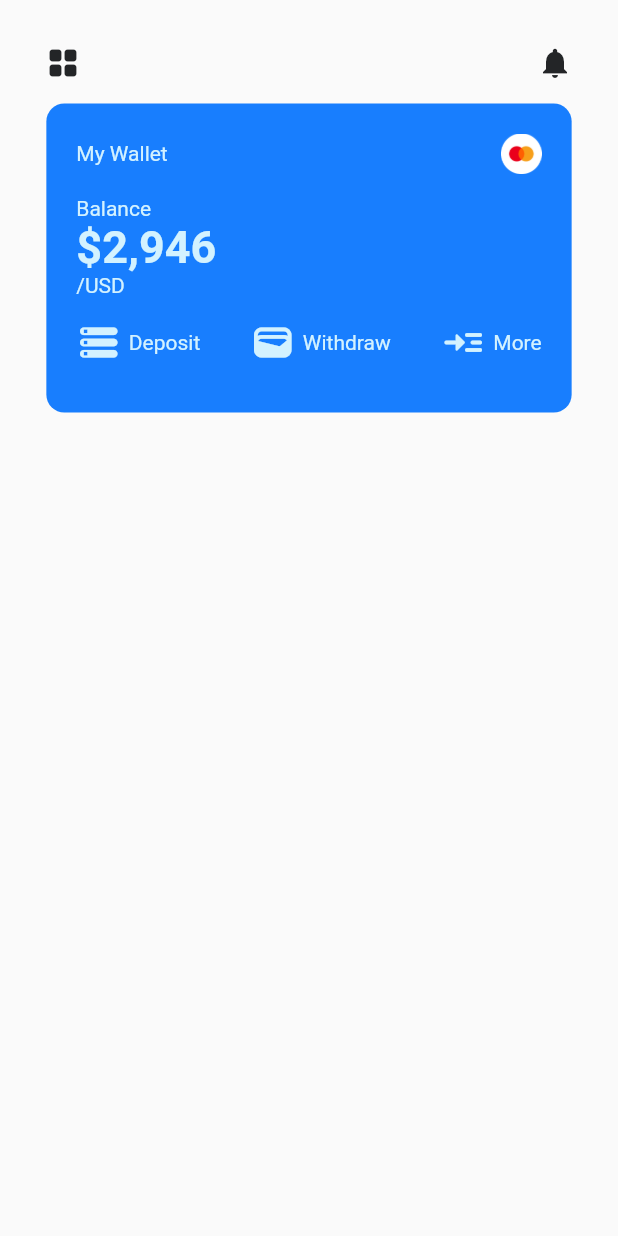
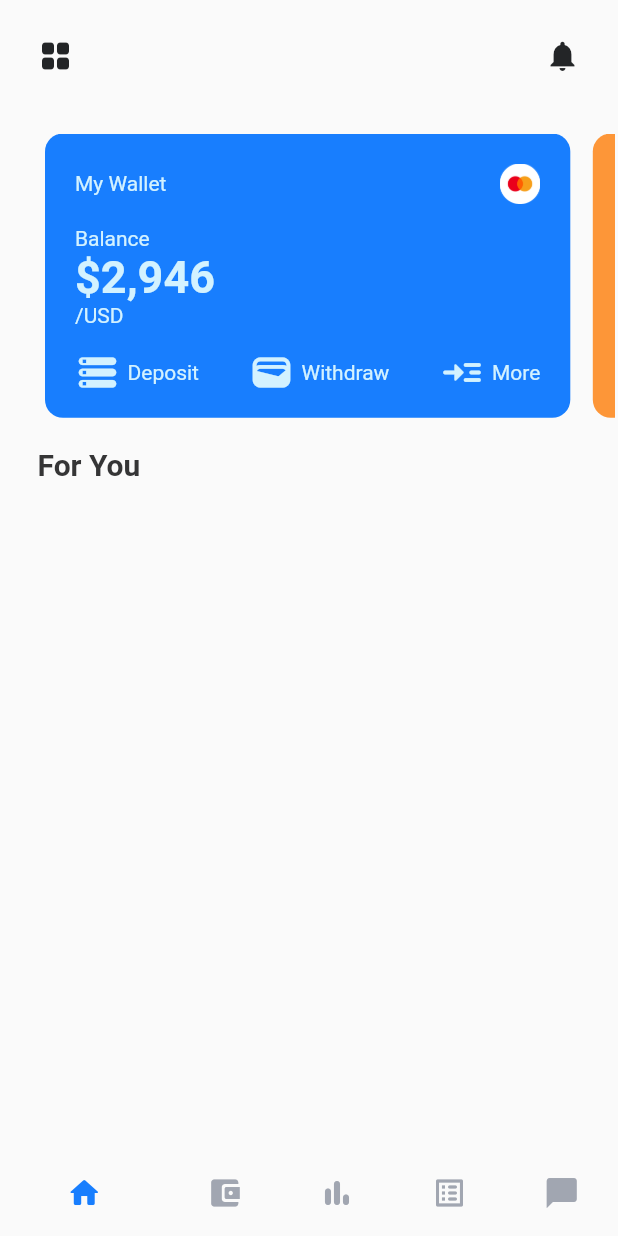
Before and after one commit to JerryAgbesi/Flutter_mini_projects, a Flutter app: the screen it shows after launch, on a phone screen of 412 x 824 dp. Run offline on Flutter 3.47's test engine with Material 2 defaults, Android fonts, the phone set to English and light mode, and no system bars; our stand-ins replace cached_network_image, cloud_firestore, flutter_colorpicker, flutter_dotenv, flutter_slidable, flutter_svg and 4 more; accounts and stored records are empty.

Commit message:
Ad d card list

```diff
--- /dev/null
+++ b/cryptoman/lib/Screens/homepage.dart
@@ -0,0 +1,91 @@
+import 'package:flutter/material.dart';
+import 'package:cryptoman/widgets/debit_card.dart';
+
+class HomePage extends StatefulWidget {
+  const HomePage({super.key});
+
+  @override
+  State<HomePage> createState() => _HomePageState();
+}
+
+class _HomePageState extends State<HomePage> {
+  @override
+  Widget build(BuildContext context) {
+    return Builder(builder: (context) {
+      return SafeArea(
+        child: Scaffold(
+          bottomNavigationBar: BottomNavigationBar(
+              showSelectedLabels: false,
+              showUnselectedLabels: false,
+              elevation: 0.0,
+              unselectedItemColor: Color(0xFFA1A6B1),
+              selectedItemColor: Color(0xFF187efe),
+              items: const [
+                BottomNavigationBarItem(
+                    icon: Icon(Icons.home_rounded), label: ""),
+                BottomNavigationBarItem(
+                    icon: Icon(Icons.account_balance_wallet_rounded),
+                    label: ""),
+                BottomNavigationBarItem(
+                    icon: Icon(Icons.bar_chart_rounded), label: ""),
+                BottomNavigationBarItem(
+                    icon: Icon(Icons.list_alt_rounded), label: ""),
+                BottomNavigationBarItem(
+                    icon: Icon(Icons.chat_bubble_rounded), label: ""),
+              ]),
+          body: Column(children: [
+            Padding(
+              padding: const EdgeInsets.all(25.0),
+              child: Row(
+                  mainAxisAlignment: MainAxisAlignment.spaceBetween,
+                  children: const [
+                    Icon(
+                      Icons.grid_view_rounded,
+                      color: Color(0xFF232527),
+                    ),
+                    Icon(Icons.notifications, color: Color(0xFF232527))
+                  ]),
+            ),
+            SizedBox(
+              height: 15,
+            ),
+            Container(
+              padding: EdgeInsets.fromLTRB(30, 0, 2, 0),
+              height: 0.23 * MediaQuery.of(context).size.height,
+              width: double.infinity,
+              child: ListView.separated(
+                  separatorBuilder: (context, index) => SizedBox(
+                        width: 15,
+                      ),
+                  scrollDirection: Axis.horizontal,
+                  itemCount: cards.length,
+                  itemBuilder: (BuildContext context, int index) {
+                    return cards[index];
+                  }),
+            ),
+            SizedBox(
+              height: 20,
+            ),
+            const Padding(
+              padding: EdgeInsets.symmetric(horizontal: 25.0),
+              child: Align(
+                alignment: Alignment.centerLeft,
+                child: Text(
+                  "For You",
+                  style: TextStyle(
+                      color: Color(0xFF353536),
+                      fontWeight: FontWeight.bold,
+                      fontSize: 20),
+                ),
+              ),
+            ),
+             SizedBox(
+              height: 20,
+            ),
+
+          ]),
+        ),
+      );
+    });
+  }
+}
--- a/cryptoman/lib/main.dart
+++ b/cryptoman/lib/main.dart
@@ -1,5 +1,6 @@
 import 'package:flutter/material.dart';
-import 'widgets/debit_card.dart';
+import 'Screens/homepage.dart';
+
 
 void main() {
   runApp(const MyApp());
@@ -11,30 +12,10 @@ class MyApp extends StatelessWidget {
   @override
   Widget build(BuildContext context) {
     return MaterialApp(
+
       debugShowCheckedModeBanner: false,
       title: 'Crypto Man',
-      home: SafeArea(
-        child: Scaffold(
-          body: Padding(
-            padding: const EdgeInsets.all(30.0),
-            child: Column(children: [
-              Row(
-                  mainAxisAlignment: MainAxisAlignment.spaceBetween,
-                  children: const [
-                    Icon(
-                      Icons.grid_view_rounded,
-                      color: Color(0xFF232527),
-                    ),
-                    Icon(Icons.notifications, color: Color(0xFF232527))
-                  ]),
-              SizedBox(
-                height: 15,
-              ),
-              DebitCard(),
-            ]),
-          ),
-        ),
-      ),
+      home: HomePage()
     );
   }
 }
--- a/cryptoman/lib/widgets/debit_card.dart
+++ b/cryptoman/lib/widgets/debit_card.dart
@@ -2,7 +2,11 @@ import 'package:flutter/material.dart';
 import 'constants.dart';
 
 class DebitCard extends StatelessWidget {
-  const DebitCard({super.key});
+  DebitCard({super.key, required this.title, required this.balance, required this.color});
+
+  late String title;
+  late String balance;
+  late Color color;
 
   @override
   Widget build(BuildContext context) {
@@ -11,9 +15,9 @@ class DebitCard extends StatelessWidget {
       padding: EdgeInsets.all(20),
       decoration: BoxDecoration(
         borderRadius: BorderRadius.circular(12.0),
-        color: Color(0xFF187efe),
+        color: color,
       ),
-      height: 0.25 * size.height,
+      height: 0.1 * size.height,
       width: 0.85 * size.width,
       child: Column(
         crossAxisAlignment: CrossAxisAlignment.start,
@@ -22,7 +26,7 @@ class DebitCard extends StatelessWidget {
             mainAxisAlignment: MainAxisAlignment.spaceBetween,
             children: [
               Text(
-                "My Wallet",
+                "$title",
                 style: debitCardText,
               ),
               Image.asset(
@@ -39,7 +43,7 @@ class DebitCard extends StatelessWidget {
             style: debitCardText,
           ),
           Text(
-            "\$2,946",
+            "\$$balance",
             style: debitCardText.copyWith(
                 fontWeight: FontWeight.bold, fontSize: 30.0),
           ),
@@ -100,3 +104,16 @@ class Option extends StatelessWidget {
     );
   }
 }
+
+List<DebitCard> cards = [
+  DebitCard(
+    title: "My Wallet",
+    balance: "2,946",
+    color: Color(0xFF187efe),
+  ),
+  DebitCard(
+    title: "Crypto wallet",
+    balance: "356",
+    color: Color(0xFFFD9638),
+  )
+];
--- /dev/null
+++ b/cryptoman/lib/widgets/for_you_card.dart
@@ -0,0 +1,14 @@
+import 'package:flutter/src/widgets/container.dart';
+import 'package:flutter/src/widgets/framework.dart';
+
+class ForYouCard extends StatelessWidget {
+  const ForYouCard({super.key});
+
+  @override
+  Widget build(BuildContext context) {
+    return Container(
+      height: 20,
+      width: 20,
+    );
+  }
+}
--- /dev/null
+++ b/cryptoman/lib/widgets/widgets.dart
@@ -0,0 +1,2 @@
+export 'debit_card.dart';
+export 'for_you_card.dart';
```
